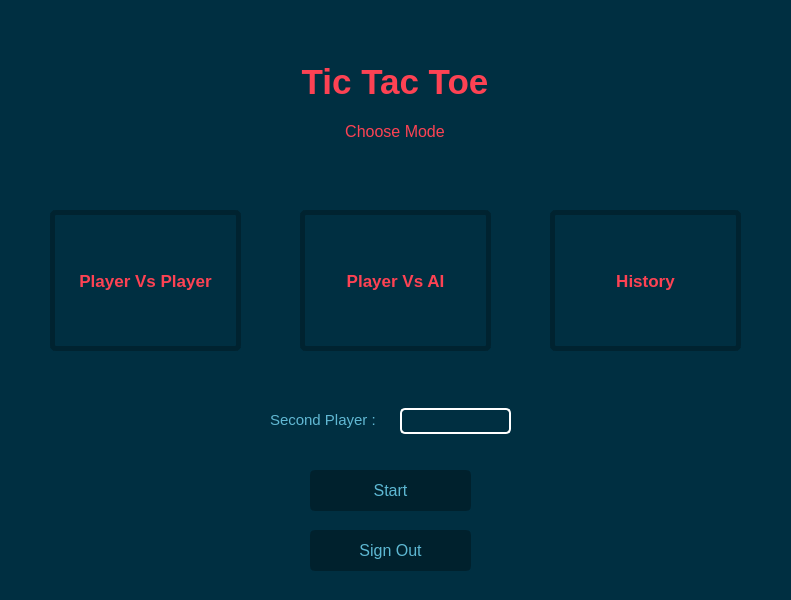
Before: the Qt Designer form mode_selector.ui in mo2menwael/Advanced-Tic-Tac-Toe, drawn with Qt 5.
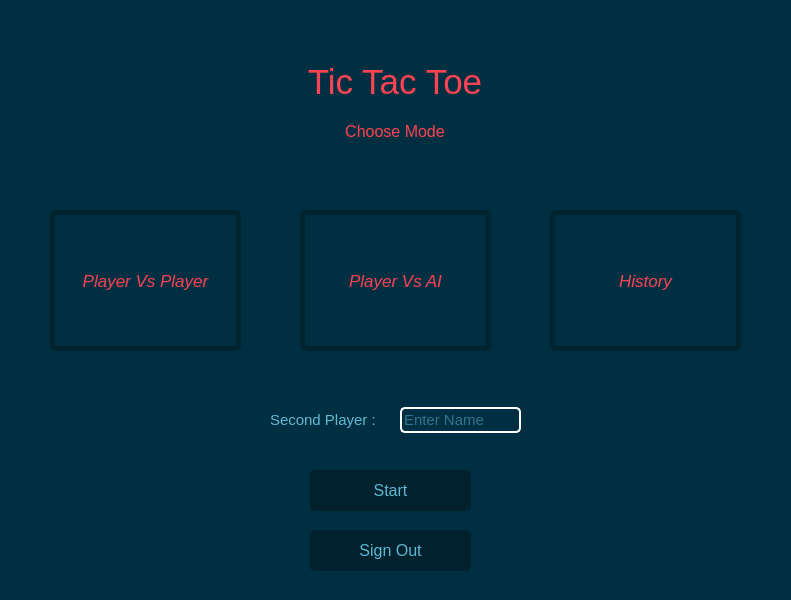
After: the same form once the commit is applied. Icons and pictures are not drawn.

Patch:
```diff
--- a/mode_selector.ui
+++ b/mode_selector.ui
@@ -10,6 +10,11 @@
     <height>600</height>
    </rect>
   </property>
+  <property name="font">
+   <font>
+    <bold>false</bold>
+   </font>
+  </property>
   <property name="windowTitle">
    <string>Mode Selector</string>
   </property>
@@ -28,7 +33,8 @@
    <property name="font">
     <font>
      <pointsize>13</pointsize>
-     <bold>true</bold>
+     <italic>true</italic>
+     <fontweight>Black</fontweight>
     </font>
    </property>
    <property name="styleSheet">
@@ -50,6 +56,9 @@
    <property name="text">
     <string>Player Vs Player</string>
    </property>
+   <property name="flat">
+    <bool>false</bool>
+   </property>
   </widget>
   <widget class="QPushButton" name="PVAI">
    <property name="geometry">
@@ -63,7 +72,10 @@
    <property name="font">
     <font>
      <pointsize>13</pointsize>
-     <bold>true</bold>
+     <italic>true</italic>
+     <underline>false</underline>
+     <strikeout>false</strikeout>
+     <fontweight>Black</fontweight>
     </font>
    </property>
    <property name="styleSheet">
@@ -102,7 +114,8 @@
        <font>
         <family>Segoe UI</family>
         <pointsize>26</pointsize>
-        <bold>true</bold>
+        <italic>false</italic>
+        <fontweight>Black</fontweight>
        </font>
       </property>
       <property name="styleSheet">
@@ -142,20 +155,28 @@
    <property name="geometry">
     <rect>
      <x>400</x>
-     <y>408</y>
-     <width>111</width>
+     <y>407</y>
+     <width>121</width>
      <height>26</height>
     </rect>
    </property>
    <property name="font">
     <font>
      <pointsize>11</pointsize>
+     <bold>false</bold>
     </font>
    </property>
    <property name="styleSheet">
     <string notr="true">color: rgb(97, 184, 211);
 border: 2px solid white;
-border-radius: 5px;</string>
+border-radius: 5px;
+background: transparent;</string>
+   </property>
+   <property name="text">
+    <string/>
+   </property>
+   <property name="placeholderText">
+    <string>Enter Name</string>
    </property>
   </widget>
   <widget class="QLabel" name="SecondName">
@@ -233,7 +254,8 @@
    <property name="font">
     <font>
      <pointsize>13</pointsize>
-     <bold>true</bold>
+     <italic>true</italic>
+     <fontweight>Black</fontweight>
     </font>
    </property>
    <property name="styleSheet">
```
Left out of the diff: 70 changed lines with no effect on the pictures.
